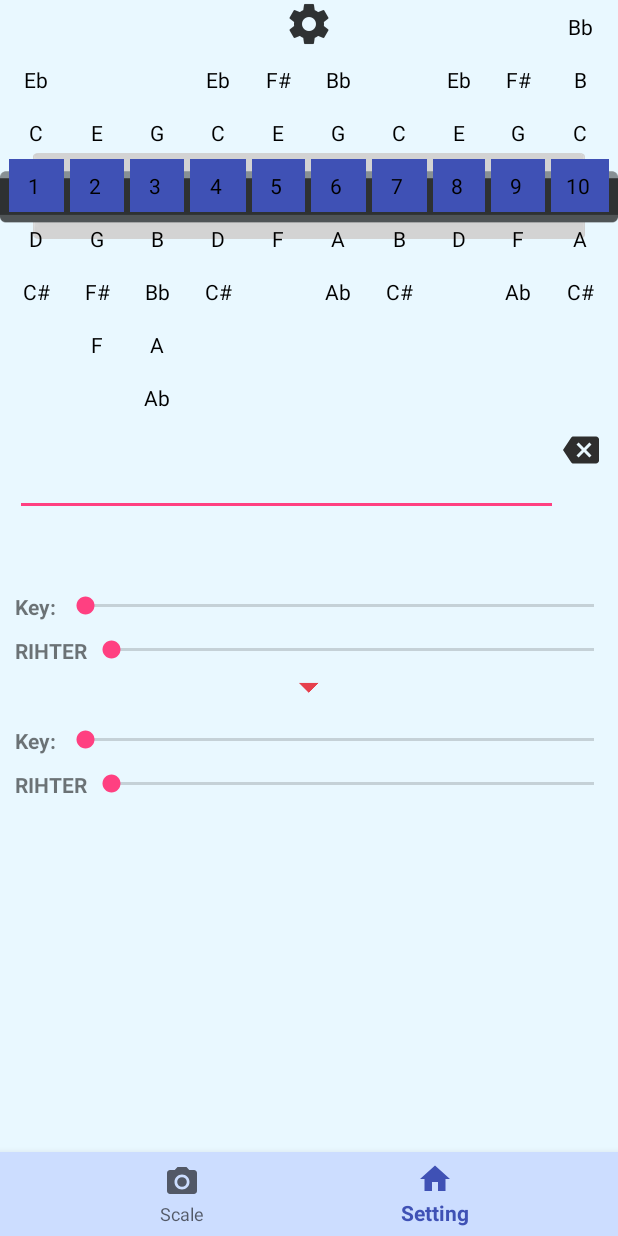
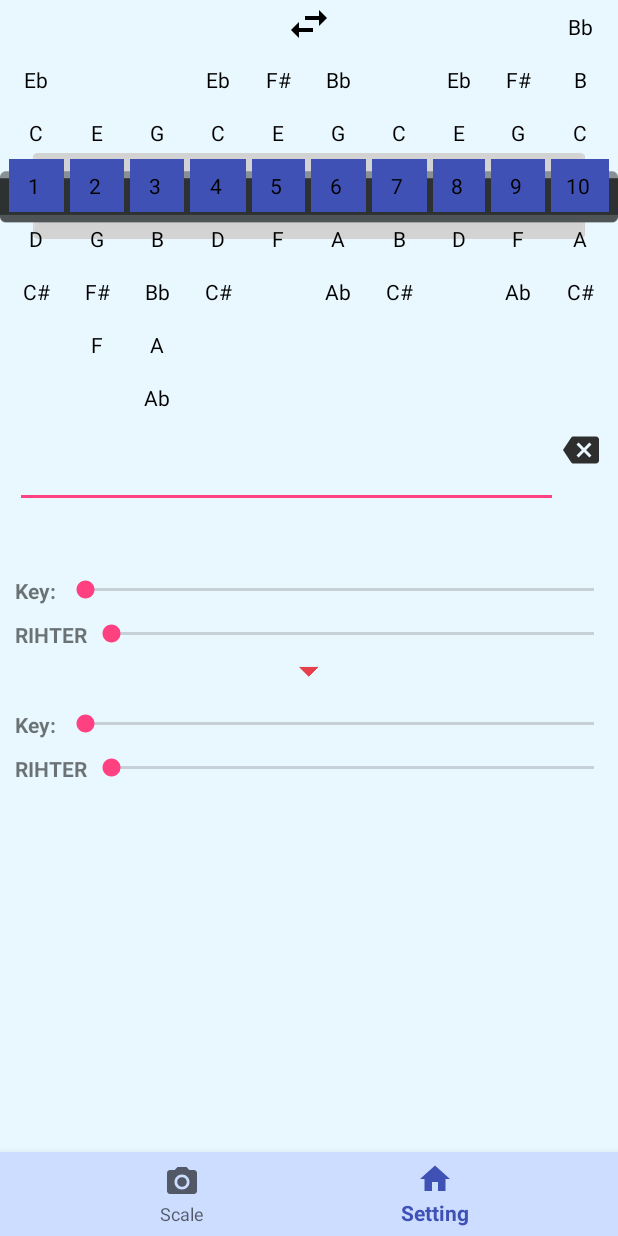
Before and after one commit to AndrianAD/kotlin_test, an Android app: the screen it shows after launch (SecondActivity), on a phone screen of 412 x 824 dp. Run offline under Robolectric (Android 15) with nearby library versions, the phone set to English and light mode, and no system bars; our stand-ins replace navigation-ui; 6 statements that could not run were skipped.

Commit message:
add stroi4

```diff
--- a/app/src/main/java/com/example/kotlin_test/SecondActivity.kt
+++ b/app/src/main/java/com/example/kotlin_test/SecondActivity.kt
@@ -30,24 +30,6 @@ class SecondActivity : AppCompatActivity(), TextWatcher {
         harp2.value = Harp()
         positionsGrid = GridPosition.getSroi(RIHTER)
     }
-
-//
-//    private val scaleNote = object : HashMap<String, Int>() {
-//        init {
-//            put("G", 0)
-//            put("Ab", 1)
-//            put("A", 2)
-//            put("Bb", 3)
-//            put("B", 4)
-//            put("C", 5)
-//            put("C#", 6)
-//            put("D", 7)
-//            put("Eb", 8)
-//            put("E", 9)
-//            put("F", 10)
-//            put("F#", 11)
-//        }
-//    }
 
     override fun onCreate(savedInstanceState: Bundle?) {
         super.onCreate(savedInstanceState)
@@ -107,12 +89,12 @@ class SecondActivity : AppCompatActivity(), TextWatcher {
         }
     }
 
-    fun showHarmonica(positionsGrid: IntArray, harp: Harp, harp1: Harp, harp2: Harp, tabsOrNotes: Boolean) {
+    private fun showHarmonica(positionsGrid: IntArray, harp: Harp, harp1: Harp, harp2: Harp, tabsOrNotes: Boolean) {
 
-        var arrayOfNotes = harp.splitAllNotesToList(harp.allnote, tabsOrNotes)
+        val arrayOfNotes = harp.splitAllNotesToList(harp.allnote, tabsOrNotes)
         //  val array_of_allTabs =all_Tabs.split(" ").toMutableList()
         var hole: TextView
-        var listOfActiveGrid: MutableList<TextView> = mutableListOf()
+        val listOfActiveGrid: MutableList<TextView> = mutableListOf()
 
         for (i in positionsGrid.indices) {
             hole = findViewById(positionsGrid[i])
@@ -126,18 +108,12 @@ class SecondActivity : AppCompatActivity(), TextWatcher {
 
         var hole3 = findViewById<TextView>(R.id.b12)
         hole3.setOnClickListener {
-            if (tabsOrNotes.not()) {
-                viewModel.inPutText.value += " " + hole3.text.toString()
-                viewModel.result.value = Util.getResult(harp1, harp2, viewModel.inPutText.value!!)
-            }
+                viewModel.inPutText.value += " " + "+3"
         }
 
-        for (element in listOfActiveGrid) {
+        for ((index,element) in listOfActiveGrid.withIndex()) {
             element.setOnClickListener {
-                if (tabsOrNotes.not()) {
-                    viewModel.inPutText.value += " " + element.text.toString()
-
-                }
+                    viewModel.inPutText.value += " " + harp.allnote.get(index).second
             }
         }
     }
--- /dev/null
+++ b/app/src/main/res/drawable/ic_swap_horiz_black_24dp.xml
@@ -0,0 +1,9 @@
+<vector xmlns:android="http://schemas.android.com/apk/res/android"
+        android:width="32dp"
+        android:height="32dp"
+        android:viewportWidth="24.0"
+        android:viewportHeight="24.0">
+    <path
+        android:fillColor="#FF000000"
+        android:pathData="M6.99,11L3,15l3.99,4v-3H14v-2H6.99v-3zM21,9l-3.99,-4v3H10v2h7.01v3L21,9z"/>
+</vector>
--- a/app/src/main/res/layout/activity_second.xml
+++ b/app/src/main/res/layout/activity_second.xml
@@ -447,7 +447,7 @@
                 app:layout_constraintEnd_toEndOf="parent"
                 app:layout_constraintStart_toStartOf="parent"
                 app:layout_constraintTop_toTopOf="parent"
-                app:srcCompat="@drawable/ic_setting" />
+                app:srcCompat="@drawable/ic_swap_horiz_black_24dp" />
 
             <ImageView
                 android:id="@+id/backspace"
@@ -471,7 +471,7 @@
                 android:layout_marginEnd="40dp"
                 android:textColor="@android:color/black"
                 android:textIsSelectable="true"
-                android:textSize="30sp"
+                android:textSize="26sp"
                 app:layout_constraintEnd_toEndOf="parent"
                 app:layout_constraintStart_toStartOf="parent"
                 app:layout_constraintTop_toBottomOf="@id/grid_layout" />
@@ -484,7 +484,7 @@
                 android:layout_marginEnd="40dp"
                 android:textColor="@android:color/black"
                 android:textIsSelectable="true"
-                android:textSize="30sp"
+                android:textSize="26sp"
                 app:layout_constraintEnd_toEndOf="parent"
                 app:layout_constraintStart_toStartOf="parent"
                 app:layout_constraintTop_toBottomOf="@id/inputResult" />
--- a/app/src/main/res/layout/fragment_setting.xml
+++ b/app/src/main/res/layout/fragment_setting.xml
@@ -112,7 +112,7 @@
         android:layout_height="wrap_content"
         android:layout_marginTop="10dp"
         android:max="3"
-        android:paddingBottom="50dp"
+        android:paddingBottom="70dp"
         app:layout_constraintEnd_toEndOf="parent"
         app:layout_constraintHorizontal_weight="7"
         app:layout_constraintStart_toEndOf="@id/textStroi"
```
Also changed, not shown: app/src/main/res/drawable-hdpi/ic_setting.png (deleted), app/src/main/res/drawable-mdpi/ic_setting.png (deleted), app/src/main/res/drawable-xhdpi/ic_setting.png (deleted), app/src/main/res/drawable-xxhdpi/ic_setting.png (deleted).
